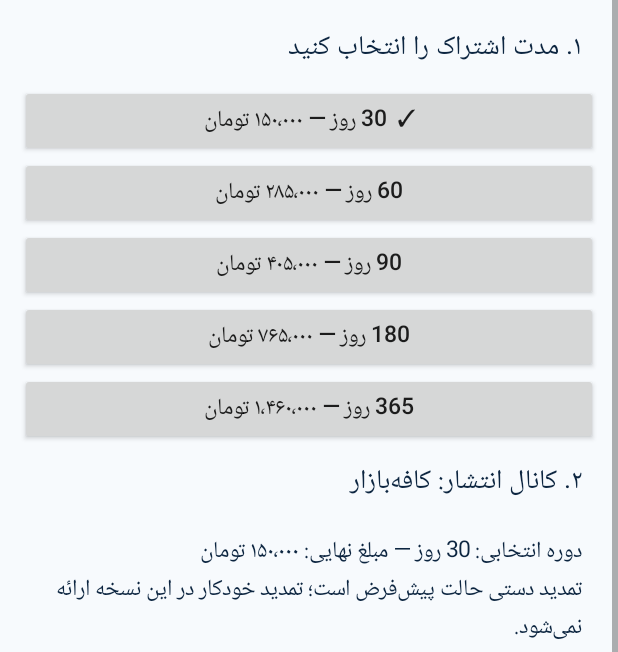
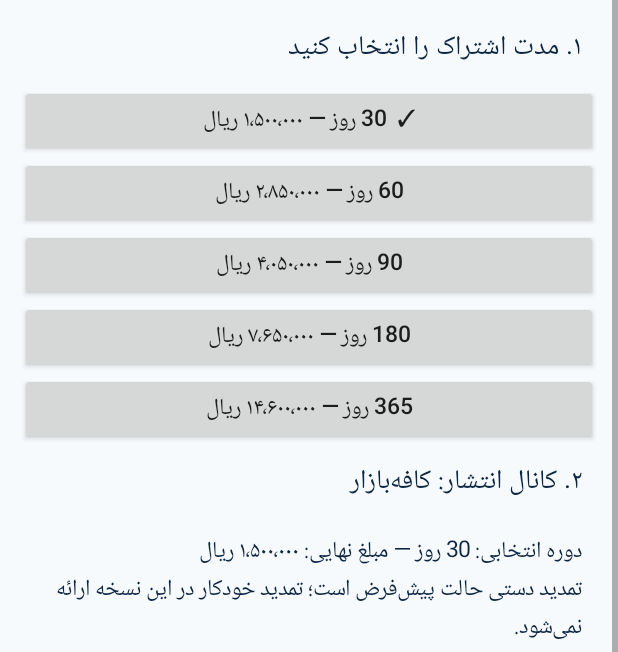
Before and after one commit to Raminhashemi1/sahamban, an Android app: the SubscriptionPreviewActivity screen opened directly, with no data from a screen before it, on a phone screen of 412 x 824 dp. Shown: the part 257-909 px from the top of the screen. Run offline under Robolectric (Android 15) with nearby library versions, the phone set to English and light mode, and no system bars.

Commit message:
fix(android): display all subscription amounts in rial

```diff
--- a/android-pilot/app/src/main/java/ir/sahamban/pilot/SubscriptionPreviewActivity.java
+++ b/android-pilot/app/src/main/java/ir/sahamban/pilot/SubscriptionPreviewActivity.java
@@ -20,7 +20,7 @@ import java.util.Locale;
 public final class SubscriptionPreviewActivity extends Activity {
     private static final int[] DAYS = {30, 60, 90, 180, 365};
     // Display-only mirror of the approved server catalogue; no client-side charging.
-    private static final int[] PRICE_TOMAN = {150000, 285000, 405000, 765000, 1460000};
+    private static final long[] PRICE_RIAL = {1500000L, 2850000L, 4050000L, 7650000L, 14600000L};
     // Build flavor is the authoritative distribution channel; installer metadata is not trusted.
     private final String distribution = BuildConfig.STORE_CHANNEL;
     private int selectedDays = DAYS[0];
@@ -47,13 +47,13 @@ public final class SubscriptionPreviewActivity extends Activity {
         return button;
     }
 
-    private String formatToman(int amount) {
+    private String formatRial(long amount) {
         return NumberFormat.getIntegerInstance(new Locale("fa", "IR")).format(amount);
     }
 
-    private int selectedPriceToman() {
+    private long selectedPriceRial() {
         for (int i = 0; i < DAYS.length; i++) {
-            if (DAYS[i] == selectedDays) return PRICE_TOMAN[i];
+            if (DAYS[i] == selectedDays) return PRICE_RIAL[i];
         }
         throw new IllegalStateException("Unknown subscription duration");
     }
@@ -63,7 +63,7 @@ public final class SubscriptionPreviewActivity extends Activity {
         for (int i = 0; i < DAYS.length; i++) {
             final int days = DAYS[i];
             Button button = choice((days == selectedDays ? "✓  " : "") + days + " روز — "
-                + formatToman(PRICE_TOMAN[i]) + " تومان");
+                + formatRial(PRICE_RIAL[i]) + " ریال");
             button.setOnClickListener(v -> {
                 selectedDays = days;
                 renderChoices();
@@ -75,7 +75,7 @@ public final class SubscriptionPreviewActivity extends Activity {
             ? "کلید عمومی فروشگاه هنوز از پنل توسعه‌دهنده تنظیم نشده است؛ پرداخت غیرفعال است."
             : "کانال انتشار از Flavor اختصاصی برنامه تعیین شده است؛ تأیید رسید سرور هنوز متصل نشده است.";
         details.setText("دوره انتخابی: " + selectedDays + " روز — مبلغ نهایی: "
-            + formatToman(selectedPriceToman()) + " تومان\n"
+            + formatRial(selectedPriceRial()) + " ریال\n"
             + "تمدید دستی حالت پیش‌فرض است؛ تمدید خودکار در این نسخه ارائه نمی‌شود.\n"
             + "کانال نسخه نصب‌شده: " + storeName
             + "\n" + status
```
